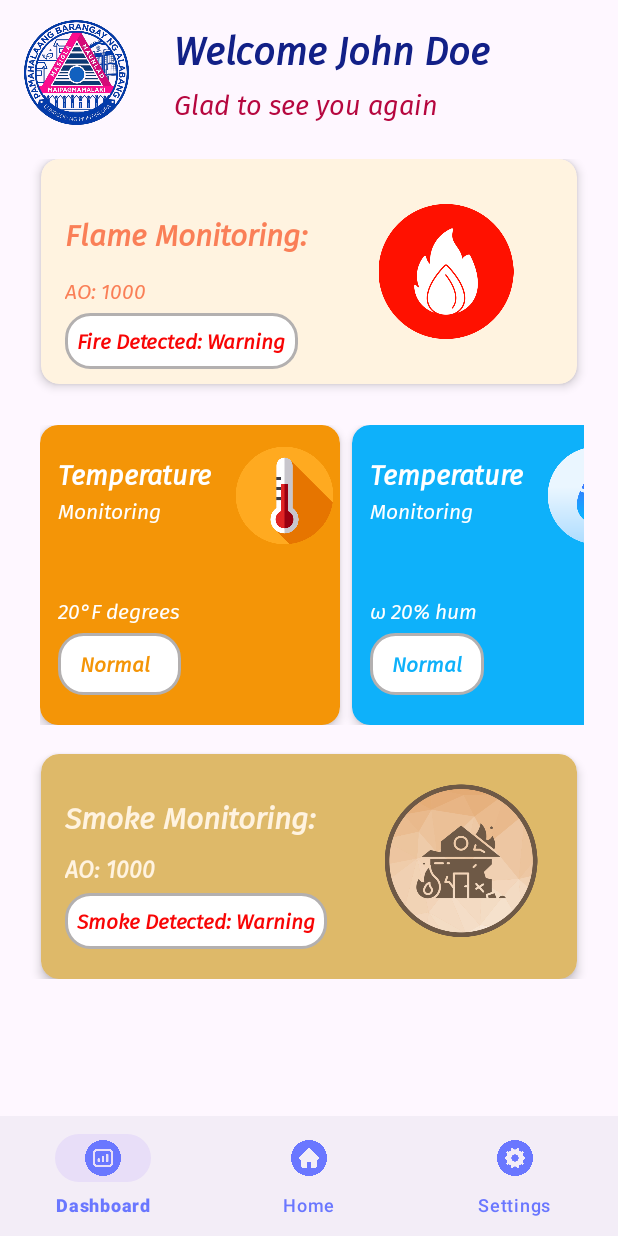
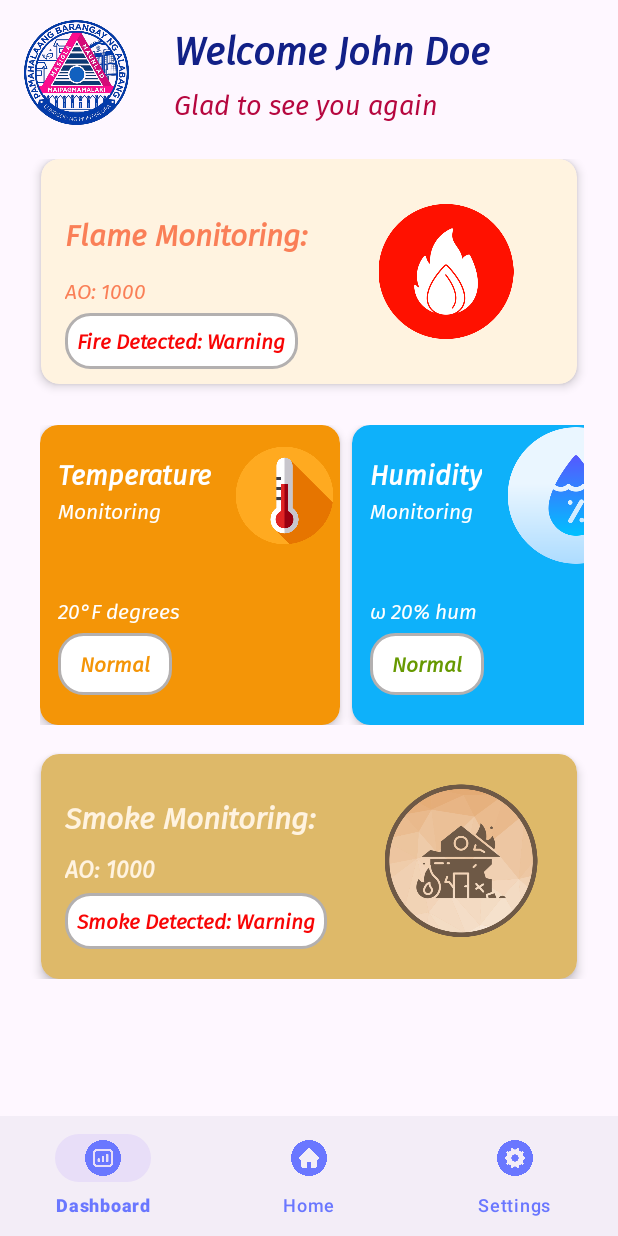
Before and after one commit to Gazzel16/Smart_AI-Based_Fire_Monitoring, an Android app: the UserSensorDashboardFragment screen opened directly, with no data from a screen before it, on a phone screen of 412 x 824 dp. Run offline under Robolectric (Android 15) with nearby library versions, the phone set to English and light mode, and no system bars; our stand-ins replace Firebase (no records; nobody signed in at launch, a user with empty details on screens opened directly); 2 statements that could not run were skipped.

Commit message:
commit push

```diff
--- a/app/src/main/java/com/example/smartai_basedfiremonitoring/MainActivity.java
+++ b/app/src/main/java/com/example/smartai_basedfiremonitoring/MainActivity.java
@@ -4,9 +4,6 @@
 
 import androidx.activity.EdgeToEdge;
 import androidx.appcompat.app.AppCompatActivity;
-import androidx.core.graphics.Insets;
-import androidx.core.view.ViewCompat;
-import androidx.core.view.WindowInsetsCompat;
 import androidx.fragment.app.Fragment;
 
 import com.google.android.material.bottomnavigation.BottomNavigationView;
@@ -24,14 +21,14 @@
 
         // Load Home by default
         if (savedInstanceState == null) {
-            loadFragment(new UserDashboardFragment());
+            loadFragment(new UserSensorDashboardFragment());
         }
 
         bottomNav.setOnItemSelectedListener(item -> {
             Fragment selectedFragment = null;
 
             if (item.getItemId() == R.id.nav_dashboard) {
-                selectedFragment = new UserDashboardFragment();
+                selectedFragment = new UserSensorDashboardFragment();
             }
 
             if (item.getItemId() == R.id.nav_home) {
--- a/app/src/main/java/com/example/smartai_basedfiremonitoring/Model/Sensors/Humid.java
+++ /dev/null
@@ -1,4 +0,0 @@
-package com.example.smartai_basedfiremonitoring.Model.Sensors;
-
-public class Humid {
-}
--- a/app/src/main/java/com/example/smartai_basedfiremonitoring/Model/Sensors/Smoke.java
+++ /dev/null
@@ -1,4 +0,0 @@
-package com.example.smartai_basedfiremonitoring.Model.Sensors;
-
-public class Smoke {
-}
--- a/app/src/main/java/com/example/smartai_basedfiremonitoring/Model/Sensors/Temp.java
+++ /dev/null
@@ -1,4 +0,0 @@
-package com.example.smartai_basedfiremonitoring.Model.Sensors;
-
-public class Temp {
-}
--- a/app/src/main/java/com/example/smartai_basedfiremonitoring/Sensors/HumidSensor.java
+++ b/app/src/main/java/com/example/smartai_basedfiremonitoring/Sensors/HumidSensor.java
@@ -1,4 +1,50 @@
 package com.example.smartai_basedfiremonitoring.Sensors;
 
+import android.widget.TextView;
+
+import androidx.annotation.NonNull;
+import androidx.fragment.app.Fragment;
+
+import com.google.firebase.database.DataSnapshot;
+import com.google.firebase.database.DatabaseError;
+import com.google.firebase.database.DatabaseReference;
+import com.google.firebase.database.FirebaseDatabase;
+import com.google.firebase.database.ValueEventListener;
+
 public class HumidSensor {
+
+    public static void humidMonitoring(TextView humidAnalogOutput, TextView humidStatus, Fragment fragment){
+
+        DatabaseReference databaseReference = FirebaseDatabase.getInstance().getReference("sensors");
+
+        databaseReference.addValueEventListener(new ValueEventListener() {
+            @Override
+            public void onDataChange(@NonNull DataSnapshot snapshot) {
+
+                Double humid = snapshot.child("humidity").getValue(Double.class);
+
+                if (humid != null){
+                    humidAnalogOutput.setText(String.valueOf(humid) + " %RH");
+                }
+
+                if (humid < 30) {
+                    humidStatus.setText("⚠️ Low Humidity!");
+                    humidStatus.setTextColor(fragment.getResources().getColor(android.R.color.holo_red_dark));
+                } else if (humid > 70) {
+                    humidStatus.setText("⚠️ High Humidity!");
+                    humidStatus.setTextColor(fragment.getResources().getColor(android.R.color.holo_red_dark));
+                } else {
+                    humidStatus.setText("Normal");
+                    humidStatus.setTextColor(fragment.getResources().getColor(android.R.color.holo_green_dark));
+                }
+
+            }
+
+            @Override
+            public void onCancelled(@NonNull DatabaseError error) {
+
+            }
+        });
+    }
+
 }
--- a/app/src/main/java/com/example/smartai_basedfiremonitoring/Sensors/TempSensor.java
+++ b/app/src/main/java/com/example/smartai_basedfiremonitoring/Sensors/TempSensor.java
@@ -1,4 +1,46 @@
 package com.example.smartai_basedfiremonitoring.Sensors;
 
+import android.widget.TextView;
+
+import androidx.annotation.NonNull;
+import androidx.fragment.app.Fragment;
+
+import com.google.firebase.database.DataSnapshot;
+import com.google.firebase.database.DatabaseError;
+import com.google.firebase.database.DatabaseReference;
+import com.google.firebase.database.FirebaseDatabase;
+import com.google.firebase.database.ValueEventListener;
+
 public class TempSensor {
+    public static void tempMonitoring(TextView tempAnalogOutput, TextView tempStatus, Fragment fragment){
+
+        DatabaseReference databaseReference = FirebaseDatabase.getInstance().getReference("sensors");
+
+        databaseReference.addValueEventListener(new ValueEventListener() {
+            @Override
+            public void onDataChange(@NonNull DataSnapshot snapshot) {
+
+                Double temp = snapshot.child("temperature").getValue(Double.class);
+
+                if (temp != null){
+                    tempAnalogOutput.setText(String.valueOf(temp) + " °C");
+                }
+
+                if (temp != null && temp > 35) {
+                    tempStatus.setText("⚠️ High Temperature!");
+                    tempStatus.setTextColor(fragment.getResources().getColor(android.R.color.holo_red_dark));
+                } else if (temp != null) {
+                    tempStatus.setText("Normal");
+                    tempStatus.setTextColor(fragment.getResources().getColor(android.R.color.holo_green_dark));
+                }
+            }
+
+            @Override
+            public void onCancelled(@NonNull DatabaseError error) {
+
+            }
+        });
+
+    }
+
 }
--- a/app/src/main/java/com/example/smartai_basedfiremonitoring/UserDashboardFragment.java
+++ b/app/src/main/java/com/example/smartai_basedfiremonitoring/UserSensorDashboardFragment.java
@@ -6,37 +6,40 @@
     import android.view.ViewGroup;
     import android.widget.TextView;
 
-    import androidx.activity.EdgeToEdge;
     import androidx.annotation.NonNull;
     import androidx.annotation.Nullable;
-    import androidx.appcompat.app.AppCompatActivity;
     import androidx.fragment.app.Fragment;
 
     import com.example.smartai_basedfiremonitoring.Sensors.FlameSensor;
+    import com.example.smartai_basedfiremonitoring.Sensors.HumidSensor;
+    import com.example.smartai_basedfiremonitoring.Sensors.TempSensor;
 
-    public class UserDashboardFragment extends Fragment {
+    public class UserSensorDashboardFragment extends Fragment {
 
-        TextView flameOutput, flameDetector,tempLevel,
-                tempStatus, humidLevel, humidStatus, smokeOutput, smokeStatus;
+        TextView flameOutput, flameDetector,tempAnalogOutput,
+                tempStatus, humidAnalogOutput, humidStatus, smokeOutput, smokeStatus;
         @Nullable
         @Override
         public View onCreateView(@NonNull LayoutInflater inflater,
                                  @Nullable ViewGroup container,
                                  @Nullable Bundle savedInstanceState) {
-            View view =  inflater.inflate(R.layout.user_dashboard, container, false);
+            View view =  inflater.inflate(R.layout.user_sensor_dashboard, container, false);
 
             flameOutput = view.findViewById(R.id.flameOutput);
             flameDetector = view.findViewById(R.id.flameDetector);
 
-            tempLevel = view.findViewById(R.id.tempLevel);
+            tempAnalogOutput = view.findViewById(R.id.tempAnalogOutput);
             tempStatus = view.findViewById(R.id.tempStatus);
 
-            humidLevel = view.findViewById(R.id.humidLevel);
+            humidAnalogOutput = view.findViewById(R.id.humidAnalogOutput);
             humidStatus = view.findViewById(R.id.humidStatus);
 
             smokeOutput = view.findViewById(R.id.smokeOutput);
             smokeStatus = view.findViewById(R.id.smokeStatus);
+
             FlameSensor.flameMonitoring(flameOutput, flameDetector, this);
+            TempSensor.tempMonitoring(tempAnalogOutput, tempStatus, this);
+            HumidSensor.humidMonitoring(humidAnalogOutput, humidStatus, this);
 
             return view;
         }
--- a/app/src/main/res/layout/user_dashboard.xml
+++ b/app/src/main/res/layout/user_sensor_dashboard.xml
@@ -6,7 +6,7 @@
     android:id="@+id/main"
     android:layout_width="match_parent"
     android:layout_height="match_parent"
-    tools:context=".UserDashboardFragment">
+    tools:context=".UserSensorDashboardFragment">
 
   <androidx.constraintlayout.widget.ConstraintLayout
       android:id="@+id/constraintLayout"
@@ -251,7 +251,7 @@
                     app:layout_constraintStart_toStartOf="parent">
 
                   <TextView
-                      android:id="@+id/tempLevel"
+                      android:id="@+id/tempAnalogOutput"
                       android:layout_width="wrap_content"
                       android:layout_height="wrap_content"
                       android:layout_weight="1"
@@ -261,7 +261,7 @@
 
                   <TextView
                       android:id="@+id/tempStatus"
-                      android:layout_width="match_parent"
+                      android:layout_width="wrap_content"
                       android:layout_height="wrap_content"
                       android:layout_marginTop="4dp"
                       android:layout_weight="1"
@@ -319,7 +319,7 @@
                       android:layout_width="wrap_content"
                       android:layout_height="wrap_content"
                       android:fontFamily="@font/fir_sans_italic"
-                      android:text="Temperature"
+                      android:text="Humidity"
                       android:textColor="@color/white"
                       android:textSize="18sp"
                       android:textStyle="bold" />
@@ -346,7 +346,7 @@
                     app:layout_constraintStart_toStartOf="parent">
 
                   <TextView
-                      android:id="@+id/humidLevel"
+                      android:id="@+id/humidAnalogOutput"
                       android:layout_width="wrap_content"
                       android:layout_height="wrap_content"
                       android:layout_weight="1"
```
